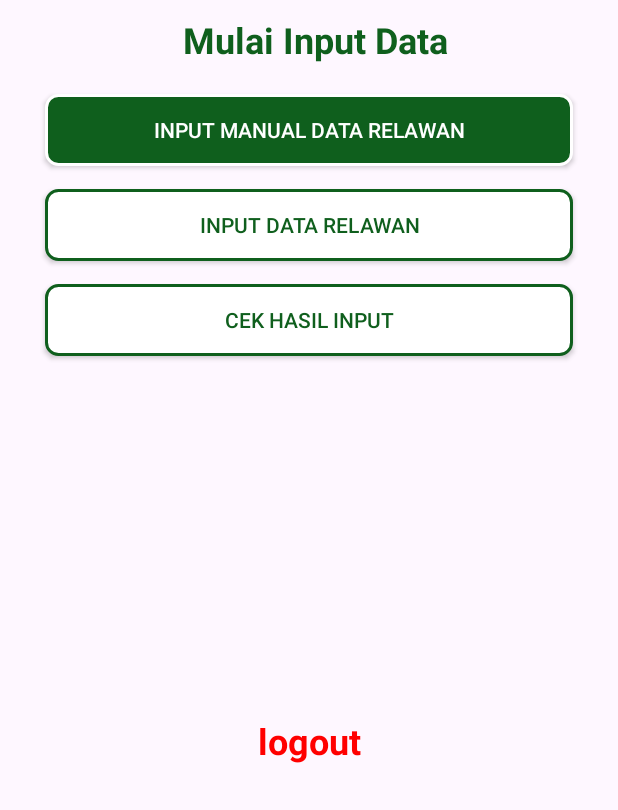
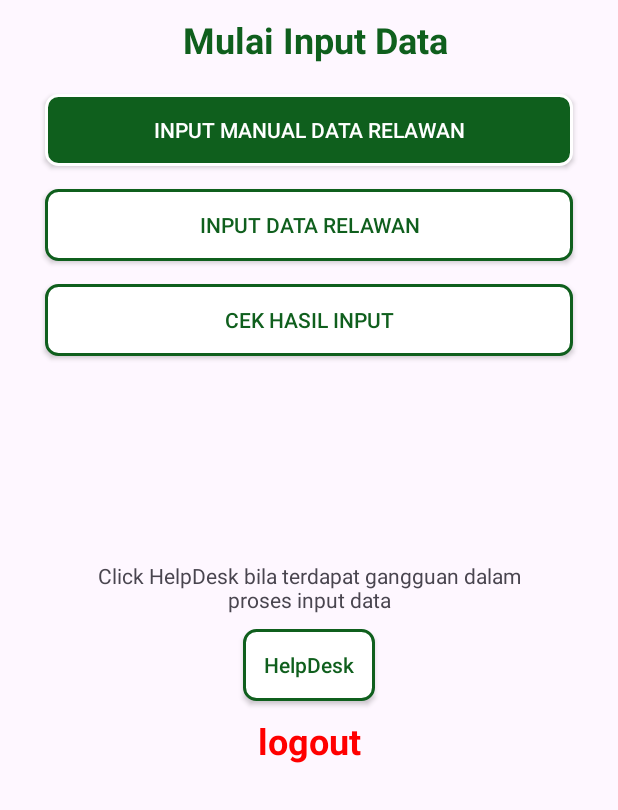
Before and after one commit to Her-Droid/AjpRelawan, an Android app: the MainActivity screen opened directly, with no data from a screen before it, on a phone screen of 412 x 824 dp, the part 426-1236 px from its top. Run offline under Robolectric (Android 15) with nearby library versions, the phone set to English and light mode, and no system bars; 1 statement that could not run was skipped.

Commit message:
Update WebView, HepDesk & Remove DB

```diff
--- a/app/src/main/java/com/jonacenter/ajprelawan/MainActivity.kt
+++ b/app/src/main/java/com/jonacenter/ajprelawan/MainActivity.kt
@@ -3,9 +3,11 @@ package com.jonacenter.ajprelawan
 import android.content.Context
 import android.content.Intent
 import android.content.SharedPreferences
+import android.net.Uri
 import androidx.appcompat.app.AppCompatActivity
 import android.os.Bundle
 import android.widget.TextView
+import android.widget.Toast
 import androidx.appcompat.widget.AppCompatButton
 import androidx.core.content.ContextCompat
 import com.jonacenter.ajprelawan.auth.LoginActivity
@@ -68,7 +70,27 @@ class MainActivity : AppCompatActivity() {
             val intent = Intent(this, ResultRelawanActivity::class.java)
             startActivity(intent)
         }
+        val btnHelpDesk: AppCompatButton = findViewById(R.id.btnHelpDesk)
+
+        btnHelpDesk.setOnClickListener {
+            openWhatsAppChat("82258821877")
+        }
     }
+    private fun openWhatsAppChat(phoneNumber: String) {
+        val whatsappIntent = Intent(Intent.ACTION_VIEW)
+        val phoneWithCountryCode = "+62$phoneNumber" // Set the country code to +62
+
+        // Use Uri.parse with the "smsto" scheme and the phone number
+        whatsappIntent.data = Uri.parse("smsto:$phoneWithCountryCode")
+
+        // Check if there's a package that can handle this intent (WhatsApp)
+        if (whatsappIntent.resolveActivity(packageManager) != null) {
+            startActivity(whatsappIntent)
+        } else {
+            Toast.makeText(this, "WhatsApp not installed", Toast.LENGTH_SHORT).show()
+        }
+    }
+
 
     private fun onButtonClicked(button: AppCompatButton) {
         // Reset all buttons to default state
--- a/app/src/main/java/com/jonacenter/ajprelawan/api/Config.kt
+++ b/app/src/main/java/com/jonacenter/ajprelawan/api/Config.kt
@@ -2,5 +2,6 @@ package com.jonacenter.ajprelawan.api
 
 object Config {
     const val DATABASE_URL = "https://ajprelawan-default-rtdb.firebaseio.com/"
-    const val ceking = "https://ahmadfaisalr.id/"
+    const val cekDpt = "https://ahmadfaisalr.id/"
+    const val webView = "https://ajprelawan.000webhostapp.com/"
 }
--- a/app/src/main/java/com/jonacenter/ajprelawan/viewRelawan/ManualActivity.kt
+++ b/app/src/main/java/com/jonacenter/ajprelawan/viewRelawan/ManualActivity.kt
@@ -8,5 +8,6 @@ class ManualActivity: AppCompatActivity() {
     override fun onCreate(savedInstanceState: Bundle?) {
         super.onCreate(savedInstanceState)
         setContentView(R.layout.activity_manual)
+
     }
 }
--- a/app/src/main/res/layout/activity_main.xml
+++ b/app/src/main/res/layout/activity_main.xml
@@ -86,6 +86,35 @@
 
 
         <TextView
+            android:layout_width="wrap_content"
+            android:layout_height="wrap_content"
+            android:text="@string/helpdesktext"
+            android:textAlignment="center"
+            android:gravity="center"
+            android:fontFamily="sans-serif"
+            android:layout_margin="10dp"
+            android:maxWidth="300dp"
+            app:layout_constraintEnd_toEndOf="parent"
+            app:layout_constraintStart_toStartOf="parent"
+            app:layout_constraintBottom_toTopOf="@id/btnHelpDesk"/>
+
+        <androidx.appcompat.widget.AppCompatButton
+            android:id="@+id/btnHelpDesk"
+            android:layout_width="wrap_content"
+            android:layout_height="wrap_content"
+            android:layout_marginStart="30dp"
+            android:layout_marginEnd="30dp"
+            android:layout_marginBottom="10dp"
+            android:background="@drawable/button_background_false"
+            android:text="HelpDesk"
+            android:textAllCaps="false"
+            android:textColor="@color/green"
+            app:layout_constraintEnd_toEndOf="parent"
+            app:layout_constraintStart_toStartOf="parent"
+            app:layout_constraintBottom_toTopOf="@id/tvLogout"/>
+
+
+        <TextView
             android:id="@+id/tvLogout"
             android:layout_width="wrap_content"
             android:layout_height="wrap_content"
--- a/app/src/main/res/layout/activity_manual.xml
+++ b/app/src/main/res/layout/activity_manual.xml
@@ -317,7 +317,7 @@
             </LinearLayout>
 
             <androidx.appcompat.widget.AppCompatButton
-                android:id="@+id/btnRegister"
+                android:id="@+id/btnInputManual"
                 android:layout_width="match_parent"
                 android:layout_height="wrap_content"
                 android:layout_marginStart="30dp"
--- a/app/src/main/res/values/strings.xml
+++ b/app/src/main/res/values/strings.xml
@@ -2,4 +2,5 @@
     <string name="app_name">AjpRelawan</string>
     <string name="logo_application">Logo Application</string>
     <string name="check_boxtext">Saya dengan sukarela menjadi relawan dari Ade Jona Prasetya Caleg DPR RI Dapil Sumut 1 dan siap untuk memenangkannya dan memilihnya</string>
+    <string name="helpdesktext">Click HelpDesk bila terdapat gangguan dalam proses input data</string>
 </resources>
--- a/build.gradle
+++ b/build.gradle
@@ -1,8 +1,4 @@
-buildscript {
-    dependencies {
-        classpath 'com.google.gms:google-services:4.3.14'
-    }
-}// Top-level build file where you can add configuration options common to all sub-projects/modules.
+// Top-level build file where you can add configuration options common to all sub-projects/modules.
 plugins {
     id 'com.android.application' version '8.0.2' apply false
     id 'com.android.library' version '8.0.2' apply false
```
Also changed, not shown: app/build.gradle (+9 -13 lines), app/src/main/AndroidManifest.xml (+9 -0 lines), app/src/main/java/com/jonacenter/ajprelawan/auth/LoginActivity.kt (+32 -10 lines), app/src/main/java/com/jonacenter/ajprelawan/data/LocalData.kt (deleted, +0 -18 lines), app/src/main/java/com/jonacenter/ajprelawan/data/database/AppDatabase.kt (deleted, +0 -10 lines), app/src/main/java/com/jonacenter/ajprelawan/data/database/LocalDataDao.kt (deleted, +0 -16 lines), app/src/main/java/com/jonacenter/ajprelawan/data/repository/Repository.kt (deleted, +0 -20 lines), app/src/main/res/layout/activity_login.xml (+22 -0 lines).
